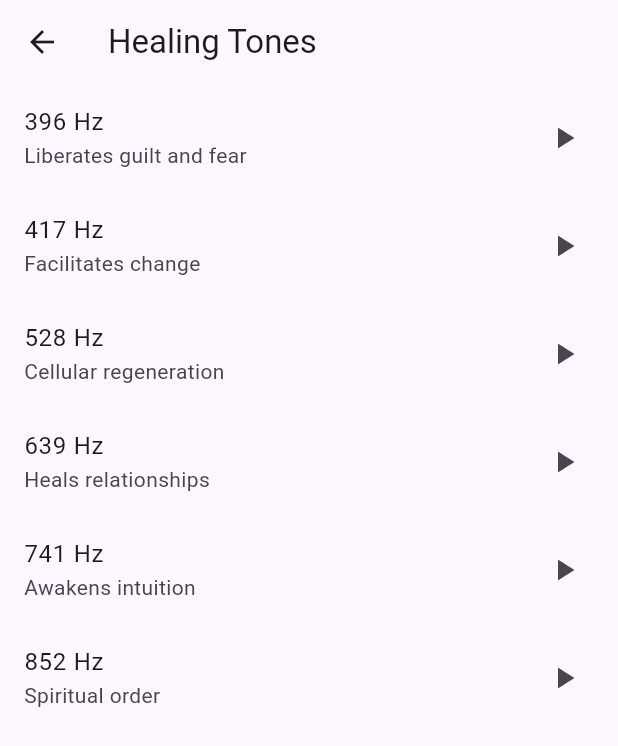
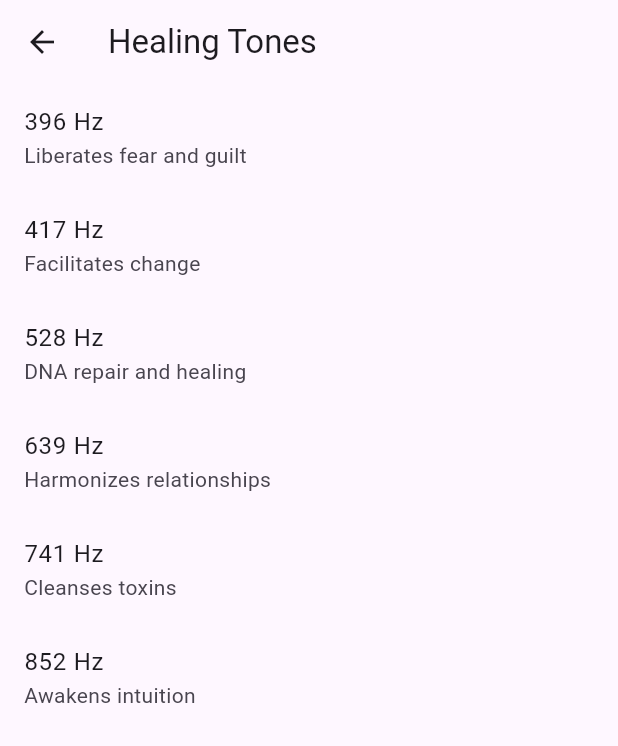
Before and after one commit to Tonycanehoneysett/solfeggio_app, a Flutter app: the screen it shows after launch, after a tap on "Explore Tones", on a phone screen of 412 x 824 dp. Shown: the top 746 px of the screen. Run offline on Flutter 3.47's test engine with Material 3 defaults, Android fonts, the light colour scheme and no system bars.

Commit message:
Update main.dart

```diff
--- a/lib/main.dart
+++ b/lib/main.dart
@@ -17,18 +17,32 @@ class HomePage extends StatelessWidget {
   @override
   Widget build(BuildContext context) {
     return Scaffold(
-      appBar: AppBar(title: Text('Audio Wellness')),
-      body: Padding(
-        padding: const EdgeInsets.all(16.0),
-        child: Column(
+      body: Stack(
+        fit: StackFit.expand,
+        children: [
+          Image.asset(
+            'assets/icon/app_icon.png',
+            fit: BoxFit.cover,
+          ),
+          Container(
+            color: Colors.black.withOpacity(0.4), // optional overlay
+          ),
+          Column(
             mainAxisAlignment: MainAxisAlignment.center,
             children: [
-            Text(
+              Padding(
+                padding: const EdgeInsets.symmetric(horizontal: 24.0),
+                child: Text(
                   'Audio Wellness provides healing tones to support mind and body.',
-              style: TextStyle(fontSize: 18),
                   textAlign: TextAlign.center,
+                  style: TextStyle(
+                    color: Colors.white,
+                    fontSize: 20,
+                    fontWeight: FontWeight.w600,
                   ),
-            SizedBox(height: 30),
+                ),
+              ),
+              SizedBox(height: 24),
               ElevatedButton(
                 onPressed: () {
                   Navigator.push(
@@ -40,6 +54,7 @@ class HomePage extends StatelessWidget {
               ),
             ],
           ),
+        ],
       ),
     );
   }
@@ -47,12 +62,12 @@ class HomePage extends StatelessWidget {
 
 class TonesPage extends StatelessWidget {
   final List<Map<String, String>> tones = [
-    {'name': '396 Hz', 'benefit': 'Liberates guilt and fear'},
+    {'name': '396 Hz', 'benefit': 'Liberates fear and guilt'},
     {'name': '417 Hz', 'benefit': 'Facilitates change'},
-    {'name': '528 Hz', 'benefit': 'Cellular regeneration'},
-    {'name': '639 Hz', 'benefit': 'Heals relationships'},
-    {'name': '741 Hz', 'benefit': 'Awakens intuition'},
-    {'name': '852 Hz', 'benefit': 'Spiritual order'},
+    {'name': '528 Hz', 'benefit': 'DNA repair and healing'},
+    {'name': '639 Hz', 'benefit': 'Harmonizes relationships'},
+    {'name': '741 Hz', 'benefit': 'Cleanses toxins'},
+    {'name': '852 Hz', 'benefit': 'Awakens intuition'},
   ];
 
   @override
@@ -66,10 +81,6 @@ class TonesPage extends StatelessWidget {
           return ListTile(
             title: Text(tone['name']!),
             subtitle: Text(tone['benefit']!),
-            trailing: Icon(Icons.play_arrow), // replace with audio player logic
-            onTap: () {
-              // handle play tone (not wired yet)
-            },
           );
         },
       ),
```
Lines whose indentation alone changed are shown as unchanged.
